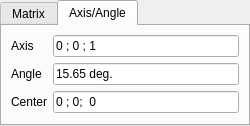
Above: qCC/ui_templates/matrixDisplayDlg.ui from CloudCompare/CloudCompare before the change. Below: the same form after it.
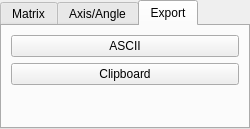
That is the form after the change. The open tabs and pages were chosen to show the change.

```diff
--- a/qCC/ui_templates/matrixDisplayDlg.ui
+++ b/qCC/ui_templates/matrixDisplayDlg.ui
@@ -7,7 +7,7 @@
     <x>0</x>
     <y>0</y>
     <width>250</width>
-    <height>120</height>
+    <height>129</height>
    </rect>
   </property>
   <property name="focusPolicy">
@@ -126,6 +126,40 @@
        </item>
       </layout>
      </widget>
+     <widget class="QWidget" name="tab_3">
+      <attribute name="title">
+       <string>Export</string>
+      </attribute>
+      <layout class="QVBoxLayout" name="verticalLayout_3">
+       <item>
+        <widget class="QPushButton" name="exportToAsciiPushButton">
+         <property name="text">
+          <string>ASCII</string>
+         </property>
+        </widget>
+       </item>
+       <item>
+        <widget class="QPushButton" name="exportToClipboardPushButton">
+         <property name="text">
+          <string>Clipboard</string>
+         </property>
+        </widget>
+       </item>
+       <item>
+        <spacer name="verticalSpacer">
+         <property name="orientation">
+          <enum>Qt::Vertical</enum>
+         </property>
+         <property name="sizeHint" stdset="0">
+          <size>
+           <width>20</width>
+           <height>24</height>
+          </size>
+         </property>
+        </spacer>
+       </item>
+      </layout>
+     </widget>
     </widget>
    </item>
   </layout>
```
Left out of the diff: 2 changed lines with no effect on the pictures.
